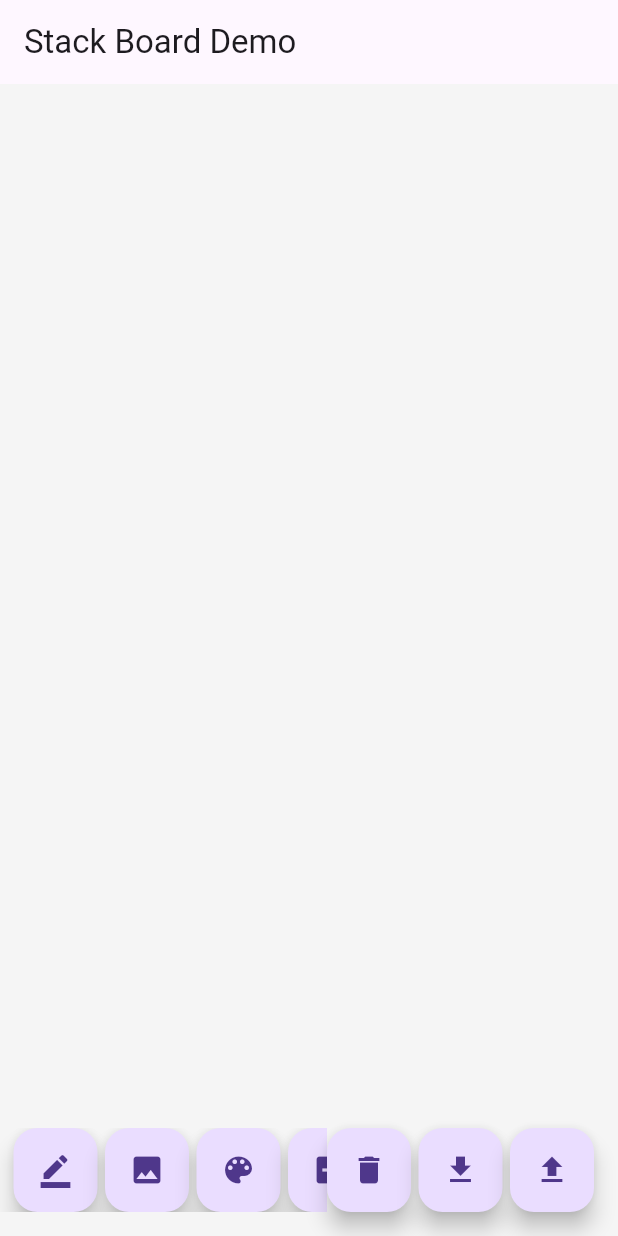
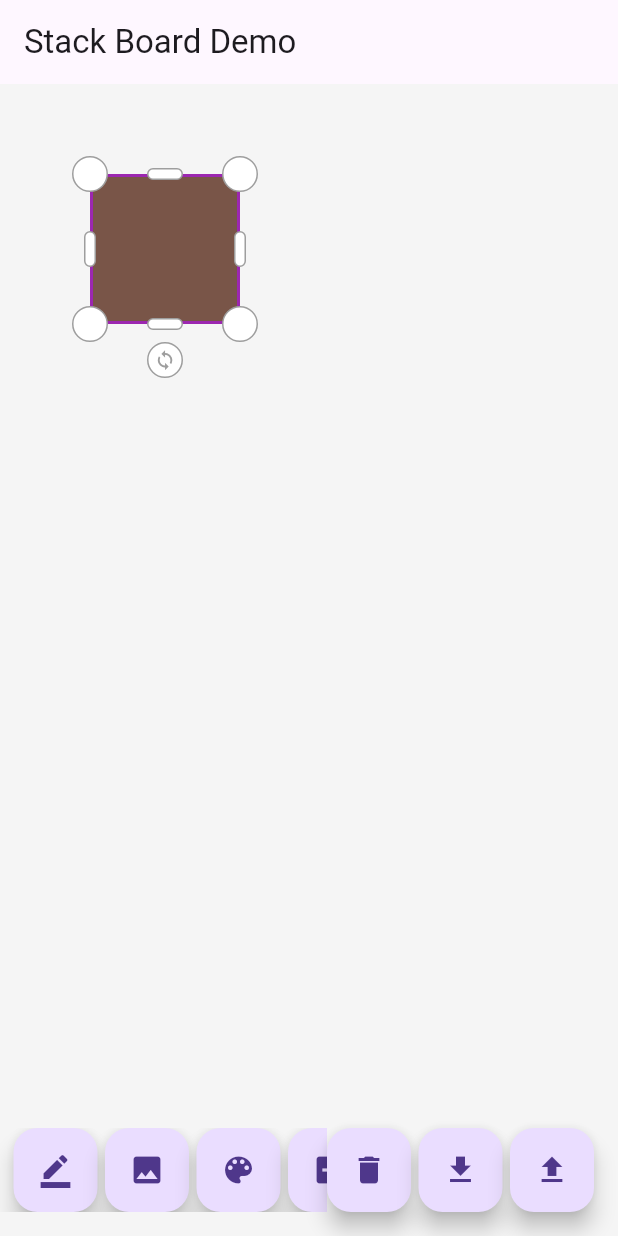
Before and after one commit to fluttercandies/stack_board, a Flutter app: the screen it shows after launch, after a tap on the "add box" icon, on a phone screen of 412 x 824 dp. Run offline on Flutter 3.47's test engine with Material 3 defaults, Android fonts, the phone set to English and light mode, and no system bars; missing offline and left inert: flutter_drawing_board.

Commit message:
Improve the example

```diff
--- a/example/lib/main.dart
+++ b/example/lib/main.dart
@@ -1,4 +1,5 @@
 import 'dart:convert';
+import 'dart:math';
 
 import 'package:flutter/material.dart';
 import 'package:flutter/services.dart';
@@ -23,11 +24,13 @@ class ColorContent extends StackItemContent {
 class ColorStackItem extends StackItem<ColorContent> {
   ColorStackItem({
     required Size size,
+    String? id,
     Offset? offset,
     double? angle,
     StackItemStatus? status,
     ColorContent? content,
   }) : super(
+          id: id,
           size: size,
           offset: offset,
           angle: angle,
@@ -44,6 +47,7 @@ class ColorStackItem extends StackItem<ColorContent> {
     ColorContent? content,
   }) {
     return ColorStackItem(
+      id: id,
       size: size ?? this.size,
       offset: offset ?? this.offset,
       angle: angle ?? this.angle,
@@ -153,16 +157,21 @@ class _HomePageState extends State<HomePage> {
   }
 
   /// Add custom item
-  void _addCustomItem() {}
+  void _addCustomItem() {
+    final Color color = Colors.primaries[Random().nextInt(Colors.primaries.length)];
+    _boardController.addItem(
+      ColorStackItem(
+        size: const Size.square(100),
+        content: ColorContent(color: color),
+      ),
+    );
+  }
 
   /// Add custom item
   Future<void> _generateFromJson() async {
-    final String jsonString =
-        (await Clipboard.getData(Clipboard.kTextPlain))?.text ?? '';
+    final String jsonString = (await Clipboard.getData(Clipboard.kTextPlain))?.text ?? '';
     if (jsonString.isEmpty) {
-      _showAlertDialog(
-          title: 'Clipboard is empty',
-          content: 'Please copy the json string to the clipboard first');
+      _showAlertDialog(title: 'Clipboard is empty', content: 'Please copy the json string to the clipboard first');
       return;
     }
     try {
@@ -256,6 +265,12 @@ class _HomePageState extends State<HomePage> {
             return StackDrawCase(item: item);
           } else if (item is StackImageItem) {
             return StackImageCase(item: item);
+          } else if (item is ColorStackItem) {
+            return Container(
+              width: item.size.width,
+              height: item.size.height,
+              color: item.content?.color,
+            );
           }
 
           return const SizedBox.shrink();
```
